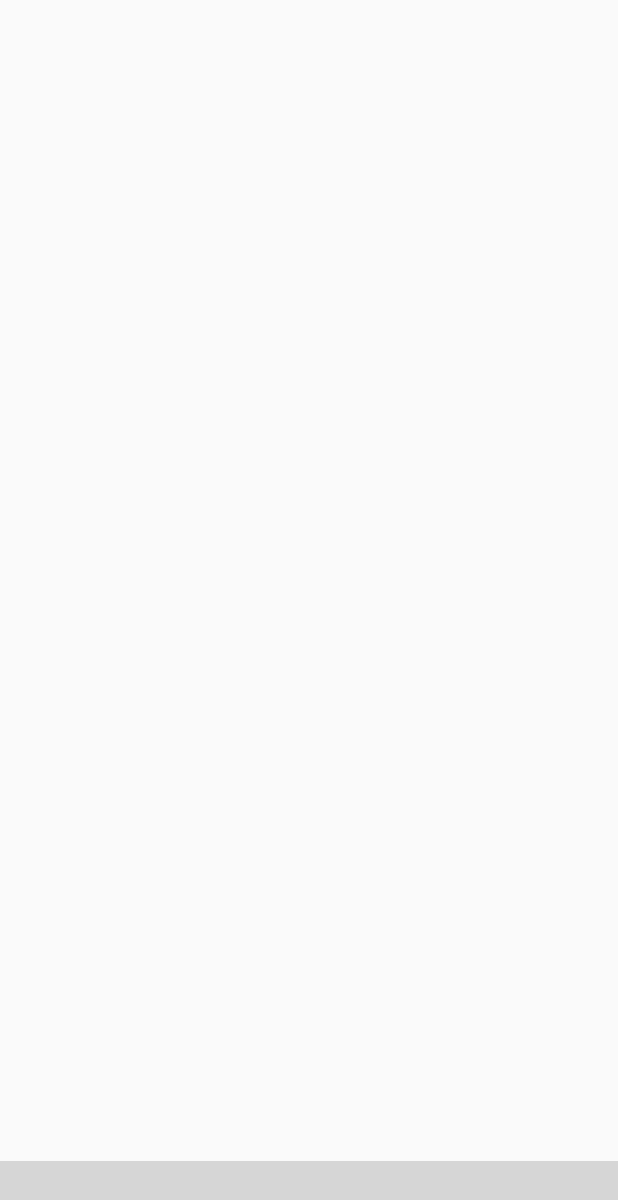
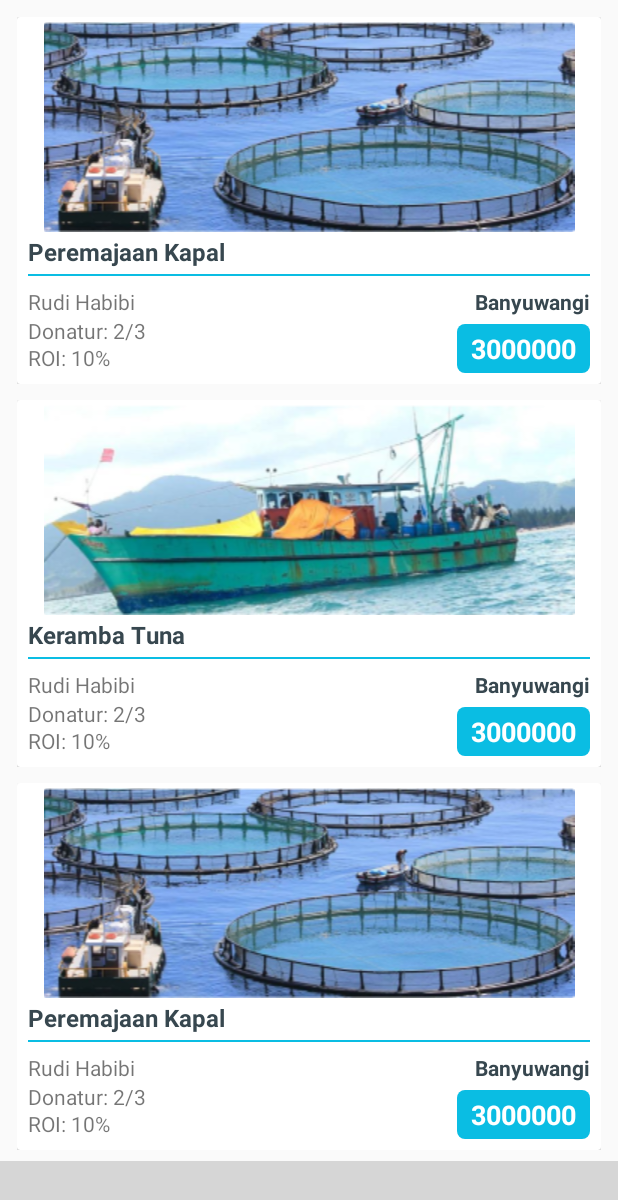
Before and after one commit to naofalhakim/FisherGround_Anforcom, an Android app: the fragment InvestasiFragment placed in its activity, on a phone screen of 412 x 824 dp. Shown: the top 1200 px of the screen. Run offline under Robolectric (Android 15) with nearby library versions, the phone set to English and light mode, and no system bars; libraries missing offline, so code that uses them is left out: com.ittianyu.bottomnavigationviewex; plain views replace BottomNavigationViewEx; 5 statements that could not run were skipped; grey boxes are pictures that could not be loaded.

Commit message:
investasi

```diff
--- a/app/src/main/AndroidManifest.xml
+++ b/app/src/main/AndroidManifest.xml
@@ -25,7 +25,8 @@
             android:name=".introLoginActivity"
             android:theme="@style/AppTheme" />
         <activity android:name=".HomeUserActivity" />
-        <activity android:name=".Fragment.HomeUser.DetailJual"></activity>
+        <activity android:name=".Fragment.HomeUser.DetailJual" />
+        <activity android:name=".Fragment.Investasi.DetailInvestasi"></activity>
     </application>
 
 </manifest>
--- /dev/null
+++ b/app/src/main/java/com/illiyinmagang/miafandi/donaku/Fragment/Investasi/DetailInvestasi.java
@@ -0,0 +1,15 @@
+package com.illiyinmagang.miafandi.donaku.Fragment.Investasi;
+
+import android.support.v7.app.AppCompatActivity;
+import android.os.Bundle;
+
+import com.illiyinmagang.miafandi.donaku.R;
+
+public class DetailInvestasi extends AppCompatActivity {
+
+    @Override
+    protected void onCreate(Bundle savedInstanceState) {
+        super.onCreate(savedInstanceState);
+        setContentView(R.layout.activity_detail_investasi);
+    }
+}
--- a/app/src/main/java/com/illiyinmagang/miafandi/donaku/Fragment/Investasi/InvestasiFragment.java
+++ b/app/src/main/java/com/illiyinmagang/miafandi/donaku/Fragment/Investasi/InvestasiFragment.java
@@ -4,13 +4,19 @@ import android.content.Context;
 import android.net.Uri;
 import android.os.Bundle;
 import android.support.v4.app.Fragment;
+import android.support.v7.widget.GridLayoutManager;
+import android.support.v7.widget.LinearLayoutManager;
+import android.support.v7.widget.RecyclerView;
 import android.view.LayoutInflater;
 import android.view.View;
 import android.view.ViewGroup;
 
+import com.illiyinmagang.miafandi.donaku.Fragment.adapter.GridAdapter;
+import com.illiyinmagang.miafandi.donaku.Fragment.adapter.InvestasiAdapter;
 import com.illiyinmagang.miafandi.donaku.R;
 
 public class InvestasiFragment extends Fragment {
+    RecyclerView mRecyclerView;
 
     public InvestasiFragment() {
         // Required empty public constructor
@@ -25,6 +31,12 @@ public class InvestasiFragment extends Fragment {
     public View onCreateView(LayoutInflater inflater, ViewGroup container,
                              Bundle savedInstanceState) {
         // Inflate the layout for this fragment
-        return inflater.inflate(R.layout.fragment_investasi, container, false);
+        View rootView = inflater.inflate(R.layout.fragment_investasi, container, false);
+        //Recycler View with greed
+        mRecyclerView = (RecyclerView) rootView.findViewById(R.id.listInvestasi);
+        mRecyclerView.setHasFixedSize(true);
+        mRecyclerView.setLayoutManager(new LinearLayoutManager(this.getContext()));
+        mRecyclerView.setAdapter(new InvestasiAdapter(this.getContext()));
+        return rootView;
     }
 }
--- /dev/null
+++ b/app/src/main/java/com/illiyinmagang/miafandi/donaku/Fragment/adapter/InvestasiAdapter.java
@@ -0,0 +1,97 @@
+package com.illiyinmagang.miafandi.donaku.Fragment.adapter;
+
+import android.content.Context;
+import android.content.Intent;
+import android.support.v7.widget.RecyclerView;
+import android.view.LayoutInflater;
+import android.view.View;
+import android.view.ViewGroup;
+import android.widget.ImageView;
+import android.widget.TextView;
+
+import com.illiyinmagang.miafandi.donaku.Fragment.HomeUser.DetailJual;
+import com.illiyinmagang.miafandi.donaku.Fragment.Investasi.DetailInvestasi;
+import com.illiyinmagang.miafandi.donaku.R;
+
+import java.security.PublicKey;
+import java.util.ArrayList;
+import java.util.List;
+
+public class InvestasiAdapter extends RecyclerView.Adapter<InvestasiAdapter.ViewHolder>  {
+    private Context context;
+    List<InvestasiUser> listInvestasi;
+
+    public InvestasiAdapter(Context context) {
+//        super();
+        this.context = context;
+        listInvestasi = new ArrayList<InvestasiUser>();
+        listInvestasi.add(new InvestasiUser(R.drawable.iv1,"Peremajaan Kapal","Rudi Habibi","Banyuwangi",2,10,3000000));
+        listInvestasi.add(new InvestasiUser(R.drawable.iv2,"Keramba Tuna","Rudi Habibi","Banyuwangi",2,10,3000000));
+        listInvestasi.add(new InvestasiUser(R.drawable.iv1,"Peremajaan Kapal","Rudi Habibi","Banyuwangi",2,10,3000000));
+        listInvestasi.add(new InvestasiUser(R.drawable.iv2,"Keramba Tuna","Rudi Habibi","Banyuwangi",2,10,3000000));
+        listInvestasi.add(new InvestasiUser(R.drawable.iv1,"Peremajaan Kapal","Rudi Habibi","Banyuwangi",2,10,3000000));
+        listInvestasi.add(new InvestasiUser(R.drawable.iv2,"Keramba Tuna","Rudi Habibi","Banyuwangi",2,10,3000000));
+    }
+
+    @Override
+    public InvestasiAdapter.ViewHolder onCreateViewHolder(ViewGroup viewGroup, int i) {
+        View v = LayoutInflater.from(viewGroup.getContext())
+                .inflate(R.layout.investasiview, viewGroup, false);
+        InvestasiAdapter.ViewHolder viewHolder = new InvestasiAdapter.ViewHolder(v);
+        return viewHolder;
+    }
+
+    @Override
+    public void onBindViewHolder(InvestasiAdapter.ViewHolder viewHolder, int i) {
+        InvestasiUser investasi = listInvestasi.get(i);
+
+        viewHolder.imgI.setImageResource(investasi.getImgInvestasi());
+        viewHolder.judulI.setText(investasi.getNamaInvestasi());
+        viewHolder.pembuatI.setText(investasi.getPembuatInvestasi());
+        viewHolder.tempatI.setText(investasi.getLokasiInvestasi());
+        viewHolder.donaturI.setText(Integer.toString(investasi.getDonaturInvestasi()));
+        viewHolder.roiI.setText(Integer.toString(investasi.getRoiInvestasi()));
+        viewHolder.biayaI.setText(Integer.toString(investasi.getBiayaInvestasi()));
+    }
+
+    @Override
+    public int getItemCount() {
+        return listInvestasi.size();
+    }
+    public class ViewHolder extends RecyclerView.ViewHolder implements View.OnClickListener {
+        public ImageView imgI;
+        public TextView judulI;
+        public TextView pembuatI;
+        public TextView tempatI;
+        public TextView donaturI;
+        public TextView roiI;
+        public TextView biayaI;
+
+        public ViewHolder(View itemView) {
+            super(itemView);
+            imgI = (ImageView) itemView.findViewById(R.id.imgInvestasi);
+            judulI = (TextView) itemView.findViewById(R.id.txtJudul);
+            pembuatI = (TextView) itemView.findViewById(R.id.txtPencariDana);
+            tempatI = (TextView) itemView.findViewById(R.id.txtTempat);
+            donaturI = (TextView) itemView.findViewById(R.id.txtdonatur);
+            roiI = (TextView) itemView.findViewById(R.id.txtBesarRoi);
+            biayaI = (TextView) itemView.findViewById(R.id.txtInvestasi);
+
+            itemView.setOnClickListener(this);
+        }
+        @Override
+        public void onClick(View view) {
+            int position = getAdapterPosition();
+            InvestasiUser invest = listInvestasi.get(position);
+            Intent intent = new Intent(context, DetailInvestasi.class);
+            intent.putExtra("gambarInvest",invest.getImgInvestasi());
+            intent.putExtra("judulInvest", invest.getNamaInvestasi());
+            intent.putExtra("pembuatInvest",invest.getPembuatInvestasi());
+            intent.putExtra("tempatInvest",invest.getLokasiInvestasi());
+            intent.putExtra("donaturInvest",invest.getDonaturInvestasi());
+            intent.putExtra("roiInvest",invest.getRoiInvestasi());
+            intent.putExtra("biayaInvest",invest.getBiayaInvestasi());
+            context.startActivity(intent);
+        }
+    }
+}
--- /dev/null
+++ b/app/src/main/java/com/illiyinmagang/miafandi/donaku/Fragment/adapter/InvestasiUser.java
@@ -0,0 +1,77 @@
+package com.illiyinmagang.miafandi.donaku.Fragment.adapter;
+
+public class InvestasiUser {
+    private int imgInvestasi;
+    private String namaInvestasi;
+    private String pembuatInvestasi;
+    private String lokasiInvestasi;
+    private int donaturInvestasi;
+    private int roiInvestasi;
+    private int biayaInvestasi;
+
+    public InvestasiUser(int imgInvestasi,String namaInvestasi, String pembuatInvestasi, String lokasiInvestasi, int donaturInestasi, int roiInvestasi, int biayaInvestasi) {
+        this.imgInvestasi = imgInvestasi;
+        this.namaInvestasi = namaInvestasi;
+        this.pembuatInvestasi = pembuatInvestasi;
+        this.lokasiInvestasi = lokasiInvestasi;
+        this.donaturInvestasi = donaturInestasi;
+        this.roiInvestasi = roiInvestasi;
+        this.biayaInvestasi = biayaInvestasi;
+    }
+
+    public int getImgInvestasi() {
+        return imgInvestasi;
+    }
+
+    public void setImgInvestasi(int imgInvestasi) {
+        this.imgInvestasi = imgInvestasi;
+    }
+
+    public String getNamaInvestasi() {
+        return namaInvestasi;
+    }
+
+    public void setNamaInvestasi(String namaInvestasi) {
+        this.namaInvestasi = namaInvestasi;
+    }
+
+    public String getPembuatInvestasi() {
+        return pembuatInvestasi;
+    }
+
+    public void setPembuatInvestasi(String pembuatInvestasi) {
+        this.pembuatInvestasi = pembuatInvestasi;
+    }
+
+    public String getLokasiInvestasi() {
+        return lokasiInvestasi;
+    }
+
+    public void setLokasiInvestasi(String lokasiInvestasi) {
+        this.lokasiInvestasi = lokasiInvestasi;
+    }
+
+    public int getDonaturInvestasi() {
+        return donaturInvestasi;
+    }
+
+    public void setDonaturInvestasi(int donaturInvestasi) {
+        this.donaturInvestasi = donaturInvestasi;
+    }
+
+    public int getRoiInvestasi() {
+        return roiInvestasi;
+    }
+
+    public void setRoiInvestasi(int roiInvestasi) {
+        this.roiInvestasi = roiInvestasi;
+    }
+
+    public int getBiayaInvestasi() {
+        return biayaInvestasi;
+    }
+
+    public void setBiayaInvestasi(int biayaInvestasi) {
+        this.biayaInvestasi = biayaInvestasi;
+    }
+}
--- /dev/null
+++ b/app/src/main/res/layout/activity_detail_investasi.xml
@@ -0,0 +1,9 @@
+<?xml version="1.0" encoding="utf-8"?>
+<android.support.constraint.ConstraintLayout xmlns:android="http://schemas.android.com/apk/res/android"
+    xmlns:app="http://schemas.android.com/apk/res-auto"
+    xmlns:tools="http://schemas.android.com/tools"
+    android:layout_width="match_parent"
+    android:layout_height="match_parent"
+    tools:context=".Fragment.Investasi.DetailInvestasi">
+
+</android.support.constraint.ConstraintLayout>
--- a/app/src/main/res/layout/fragment_home.xml
+++ b/app/src/main/res/layout/fragment_home.xml
@@ -79,8 +79,8 @@
             android:layout_height="match_parent"
             app:layout_behavior="@string/appbar_scrolling_view_behavior"
             android:layout_marginBottom="50dp"
-            android:layout_marginLeft="6dp"
-            android:layout_marginRight="6dp"
+            android:layout_marginLeft="4dp"
+            android:layout_marginRight="4dp"
             android:layout_marginTop="6dp"/>
         </RelativeLayout>
     </android.support.design.widget.CoordinatorLayout>
--- a/app/src/main/res/layout/fragment_investasi.xml
+++ b/app/src/main/res/layout/fragment_investasi.xml
@@ -1,26 +1,31 @@
 <?xml version="1.0" encoding="utf-8"?>
-<FrameLayout xmlns:android="http://schemas.android.com/apk/res/android"
+<LinearLayout xmlns:android="http://schemas.android.com/apk/res/android"
     xmlns:tools="http://schemas.android.com/tools"
     android:layout_width="match_parent"
-    android:layout_height="match_parent"
+    android:layout_height="wrap_content"
     tools:context=".Fragment.Investasi.InvestasiFragment">
-    <!--<android.support.design.widget.CoordinatorLayout-->
-        <!--xmlns:android="http://schemas.android.com/apk/res/android"-->
-        <!--xmlns:app="http://schemas.android.com/apk/res-auto"-->
-        <!--xmlns:tools="http://schemas.android.com/tools"-->
-        <!--android:id="@+id/main_content"-->
-        <!--android:layout_width="match_parent"-->
-        <!--android:layout_height="match_parent"-->
-        <!--android:fitsSystemWindows="true">-->
+    <android.support.design.widget.CoordinatorLayout
+        xmlns:android="http://schemas.android.com/apk/res/android"
+        xmlns:app="http://schemas.android.com/apk/res-auto"
+        xmlns:tools="http://schemas.android.com/tools"
+        android:id="@+id/main_content"
+        android:layout_width="match_parent"
+        android:layout_height="match_parent"
+        android:fitsSystemWindows="true">
         <RelativeLayout
             android:layout_width="match_parent"
-            android:layout_height="match_parent">
-            <android.support.v4.view.ViewPager
-                android:id="@+id/viewPager"
+            android:layout_height="wrap_content">
+
+            <android.support.v7.widget.RecyclerView
+                android:id="@+id/listInvestasi"
                 android:layout_width="match_parent"
-                android:layout_height="match_parent"
-                />
+                android:layout_height="wrap_content"
+                android:layout_marginBottom="50dp"
+                android:layout_marginLeft="4dp"
+                android:layout_marginRight="4dp"
+                android:layout_marginTop="6dp"
+                tools:listitem="@layout/investasiview"/>
 
         </RelativeLayout>
-    <!--</android.support.design.widget.CoordinatorLayout>-->
-</FrameLayout>
+    </android.support.design.widget.CoordinatorLayout>
+</LinearLayout>
--- a/app/src/main/res/layout/grid_view.xml
+++ b/app/src/main/res/layout/grid_view.xml
@@ -10,9 +10,9 @@
         android:id="@+id/card"
         android:layout_width="match_parent"
         android:layout_height="190dp"
-        android:layout_marginLeft="2dp"
-        android:layout_marginRight="2dp"
-        android:layout_marginTop="1dp"
+        android:layout_marginLeft="3dp"
+        android:layout_marginRight="3dp"
+        android:layout_marginTop="2dp"
         android:layout_marginBottom="1dp"
         android:padding="5dp"
         card_view:cardElevation="1dp" >
@@ -36,12 +36,6 @@
                     android:background="@color/white"
                     android:scaleType="fitXY"
                     android:layout_margin="5dp"/>
-            <LinearLayout
-                android:id="@+id/layoutNama"
-                android:layout_below="@id/imgIkan"
-                android:layout_width="match_parent"
-                android:layout_height="wrap_content"
-                android:orientation="horizontal">
                 <TextView
                     android:id="@+id/txtNamaIkan"
                     android:layout_width="wrap_content"
@@ -49,41 +43,14 @@
                     android:textSize="15dp"
                     android:text="Ikan Tongkol"
                     android:layout_marginLeft="5dp"
-                    android:layout_marginBottom="2dp"
                     android:layout_marginRight="5dp"
                     android:layout_below="@+id/imgIkan"
                     android:textColor="@color/primaryText"
                     android:textStyle="bold"/>
-                    <LinearLayout
-                        android:id="@+id/layoutHarga"
-                        android:layout_below="@id/imgIkan"
-                        android:layout_width="match_parent"
-                        android:layout_height="wrap_content"
-                        android:orientation="horizontal"
-                        android:gravity="right"
-                        android:layout_marginRight="5dp">
-                        <TextView
-                            android:id="@+id/txtHargaIkan"
-                            android:layout_width="wrap_content"
-                            android:layout_height="wrap_content"
-                            android:text="45000"
-                            android:layout_marginLeft="5dp"
-                            android:textColor="#26A69A"
-                            android:textSize="15dp"
-                            android:textStyle="bold"
-                            />
-                        <TextView
-                            android:layout_width="wrap_content"
-                            android:layout_height="wrap_content"
-                            android:text="k/kg"
-                            android:textStyle="italic"
-                            />
-                    </LinearLayout>
-            </LinearLayout>
             <LinearLayout
                 android:id="@+id/layoutStock"
-                android:layout_below="@id/layoutNama"
-                android:layout_width="wrap_content"
+                android:layout_below="@id/txtNamaIkan"
+                android:layout_width="match_parent"
                 android:layout_height="wrap_content"
                 android:orientation="horizontal">
                 <TextView
@@ -102,6 +69,31 @@
                     android:layout_height="wrap_content"
                     android:text="kg"
                     android:layout_marginLeft="4dp"/>
+                <LinearLayout
+                    android:id="@+id/layoutHarga"
+                    android:layout_below="@id/imgIkan"
+                    android:layout_width="match_parent"
+                    android:layout_height="wrap_content"
+                    android:orientation="horizontal"
+                    android:gravity="right"
+                    android:layout_marginRight="5dp">
+                    <TextView
+                        android:id="@+id/txtHargaIkan"
+                        android:layout_width="wrap_content"
+                        android:layout_height="wrap_content"
+                        android:text="45000"
+                        android:layout_marginLeft="5dp"
+                        android:textColor="@color/colorPrimaryDark"
+                        android:textSize="17dp"
+                        android:textStyle="bold"
+                        />
+                    <TextView
+                        android:layout_width="wrap_content"
+                        android:layout_height="wrap_content"
+                        android:text=" K/kg"
+                        android:textSize="12dp"
+                        />
+                </LinearLayout>
             </LinearLayout>
         </RelativeLayout>
     </android.support.v7.widget.CardView>
--- /dev/null
+++ b/app/src/main/res/layout/investasiview.xml
@@ -0,0 +1,145 @@
+<?xml version="1.0" encoding="utf-8"?>
+<LinearLayout xmlns:android="http://schemas.android.com/apk/res/android"
+    android:orientation="vertical" android:layout_width="match_parent"
+    android:layout_height="match_parent"
+    android:layout_marginLeft="7dp"
+    android:layout_marginRight="7dp"
+    android:layout_marginBottom="5dp"
+    android:layout_marginTop="5dp"
+    >
+    <android.support.v7.widget.CardView
+        android:layout_width="match_parent"
+        android:layout_height="wrap_content"
+        android:padding="12dp"
+        >
+        <LinearLayout
+            android:layout_width="match_parent"
+            android:layout_height="wrap_content"
+            android:orientation="vertical">
+            <ImageView
+                android:layout_width="match_parent"
+                android:layout_height="wrap_content"
+                android:id="@+id/imgInvestasi"
+                android:src="@drawable/iv1"
+                android:paddingLeft="7dp"
+                android:paddingRight="7dp"
+                android:paddingTop="3dp"
+                />
+            <RelativeLayout
+                android:layout_width="match_parent"
+                android:layout_height="wrap_content"
+                android:paddingLeft="7dp"
+                android:paddingRight="7dp"
+                android:paddingBottom="7dp"
+                android:paddingTop="2dp">
+                <TextView
+                    android:layout_width="match_parent"
+                    android:layout_height="wrap_content"
+                    android:text="Investasi Budidaya"
+                    android:id="@+id/txtJudul"
+                    android:textStyle="bold"
+                    android:textColor="@color/primaryText"
+                    android:textSize="16dp" />
+
+                <View
+                    android:id="@+id/garis"
+                    android:layout_below="@+id/txtJudul"
+                    android:layout_width="match_parent"
+                    android:layout_height="1.3dp"
+                    android:background="@color/colorPrimaryDark"
+                    android:layout_marginTop="4dp"
+                    android:layout_marginBottom="7dp"/>
+
+                <RelativeLayout
+                    android:id="@+id/namaAlamat"
+                    android:layout_below="@id/garis"
+                    android:layout_width="match_parent"
+                    android:layout_height="wrap_content">
+                    <TextView
+                        android:id="@+id/txtPencariDana"
+                        android:layout_width="match_parent"
+                        android:layout_height="wrap_content"
+                        android:text="Rudi Hartono"
+                        />
+                    <TextView
+                        android:id="@+id/txtTempat"
+                        android:text="Banyuwangi - Jatim"
+                        android:textColor="@color/primaryText"
+                        android:textStyle="bold"
+                        android:layout_width="wrap_content"
+                        android:layout_height="wrap_content"
+                        android:layout_alignParentRight="true"/>
+                </RelativeLayout>
+                <RelativeLayout
+                    android:id="@+id/kuota"
+                    android:layout_below="@id/namaAlamat"
+                    android:layout_width="match_parent"
+                    android:layout_height="wrap_content"
+                    android:orientation="horizontal">
+                    <TextView
+                        android:id="@+id/a1"
+                        android:text="Donatur: "
+                        android:layout_width="wrap_content"
+                        android:layout_height="wrap_content" />
+                    <TextView
+                        android:id="@+id/txtdonatur"
+                        android:layout_toRightOf="@+id/a1"
+                        android:text="0"
+                        android:layout_width="wrap_content"
+                        android:layout_height="wrap_content" />
+                    <TextView
+                        android:id="@+id/a2"
+                        android:text="/"
+                        android:layout_toRightOf="@id/txtdonatur"
+                        android:layout_width="wrap_content"
+                        android:layout_height="wrap_content" />
+                    <TextView
+                        android:layout_toRightOf="@+id/a2"
+                        android:id="@+id/txtxTotalDonatur"
+                        android:text="3"
+                        android:layout_width="wrap_content"
+                        android:layout_height="wrap_content" />
+                    <TextView
+                        android:id="@+id/txtInvestasi"
+                        android:text="5000000"
+                        android:textStyle="bold"
+                        android:layout_width="wrap_content"
+                        android:layout_height="wrap_content"
+                        android:textSize="18dp"
+                        android:textColor="@color/white"
+                        android:layout_alignParentRight="true"
+                        android:background="@drawable/btnblue"
+                        android:layout_marginTop="5dp"
+                        android:paddingLeft="9dp"
+                        android:paddingRight="9dp"
+                        android:paddingBottom="4dp"
+                        android:paddingTop="4dp"
+                        android:gravity="end"/>
+                </RelativeLayout>
+                <RelativeLayout
+                    android:layout_below="@+id/kuota"
+                    android:layout_width="wrap_content"
+                    android:layout_height="wrap_content"
+                    android:orientation="horizontal"
+                    android:layout_marginTop="-20dp">
+                    <TextView
+                        android:id="@+id/txtroi"
+                        android:text="ROI: "
+                        android:layout_width="wrap_content"
+                        android:layout_height="wrap_content" />
+                    <TextView
+                        android:id="@+id/txtBesarRoi"
+                        android:layout_toRightOf="@+id/txtroi"
+                        android:text="10"
+                        android:layout_width="wrap_content"
+                        android:layout_height="wrap_content" />
+                    <TextView
+                        android:layout_toRightOf="@+id/txtBesarRoi"
+                        android:text="%"
+                        android:layout_width="wrap_content"
+                        android:layout_height="wrap_content" />
+                </RelativeLayout>
+            </RelativeLayout>
+        </LinearLayout>
+    </android.support.v7.widget.CardView>
+</LinearLayout>
--- a/app/src/main/res/values/colors.xml
+++ b/app/src/main/res/values/colors.xml
@@ -12,6 +12,7 @@
     <color name="btnGreyText">#96989E</color>
     <color name="grey">#dedede</color>
     <color name="tool">#A6D8E2</color>
+    <color name="txtHijau">#18AD71</color>
 
     <!-- For Dot -->
     <color name="dot_dark_screen1">#039BE5</color>
```
Also changed, not shown: app/src/main/res/drawable/iv1.png (added), app/src/main/res/drawable/iv2.png (added).
